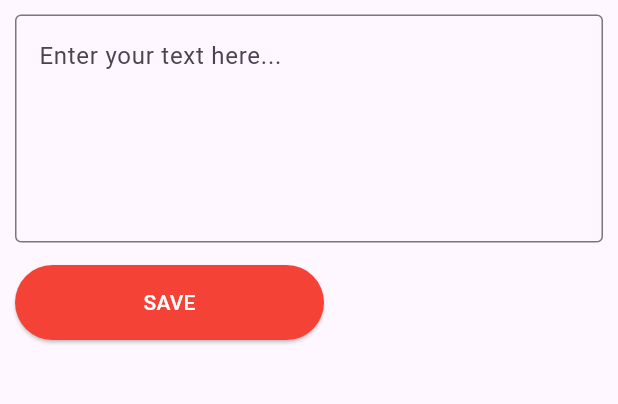
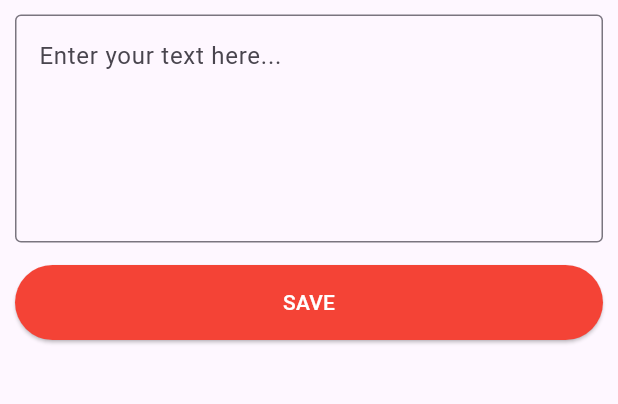
Before and after one commit to r0n1-putr4/Flutter-Berita, a Flutter app: the BeritaAddPage screen opened by its route, on a phone screen of 412 x 824 dp, the part 524-928 px from its top. Run offline on Flutter 3.47's test engine with Material 3 defaults, Android fonts, the phone set to English and light mode, and no system bars; our stand-ins replace awesome_dialog, flutter_rating_bar, flutter_slidable, image_picker, logger, shared_preferences; accounts and stored records are empty.

Commit message:
update code

```diff
--- a/lib/slicing_ui/splash_page.dart
+++ b/lib/slicing_ui/splash_page.dart
@@ -19,6 +19,7 @@ class SplashPage extends StatelessWidget {
                 labelButton: "Mulai",
                 onPressed: () {},
                 labelColor: Color(0xffE95322),
+                sizeButton: 0.5,
               ),
             ],
           ),
--- a/lib/utils/costume_button.dart
+++ b/lib/utils/costume_button.dart
@@ -5,6 +5,8 @@ class CostumeButton extends StatelessWidget {
   final String labelButton;
   final VoidCallback onPressed;
   final Color labelColor;
+  final double sizeButton;
+
 
   const CostumeButton({
     super.key,
@@ -12,13 +14,14 @@ class CostumeButton extends StatelessWidget {
     required this.labelButton,
     required this.onPressed,
     required this.labelColor,
+    this.sizeButton = 1.0
   });
 
   @override
   Widget build(BuildContext context) {
     return ElevatedButton(
       style: ElevatedButton.styleFrom(
-        minimumSize: Size(MediaQuery.of(context).size.width * 0.5, 50),
+        minimumSize: Size(MediaQuery.of(context).size.width * sizeButton, 50),
         backgroundColor: bgColor,
       ),
       onPressed: () {
```
